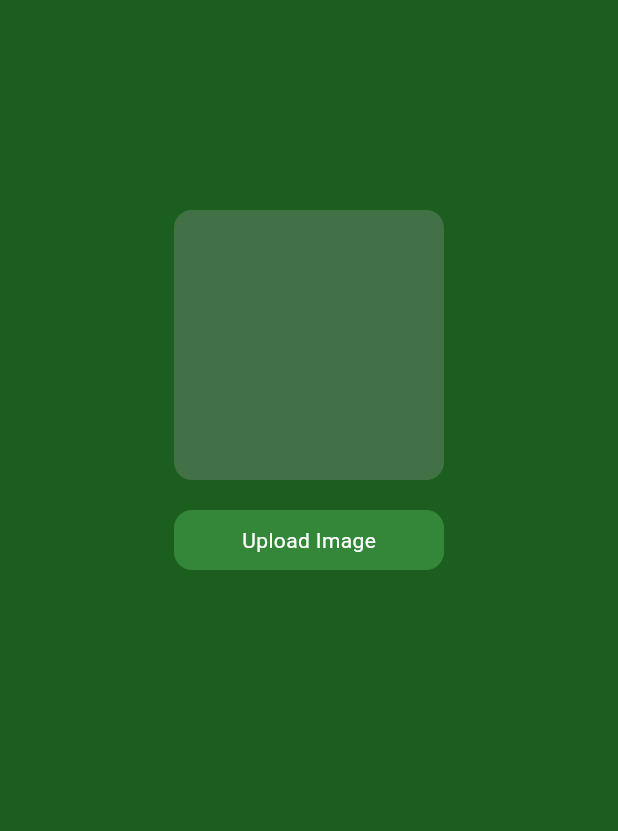
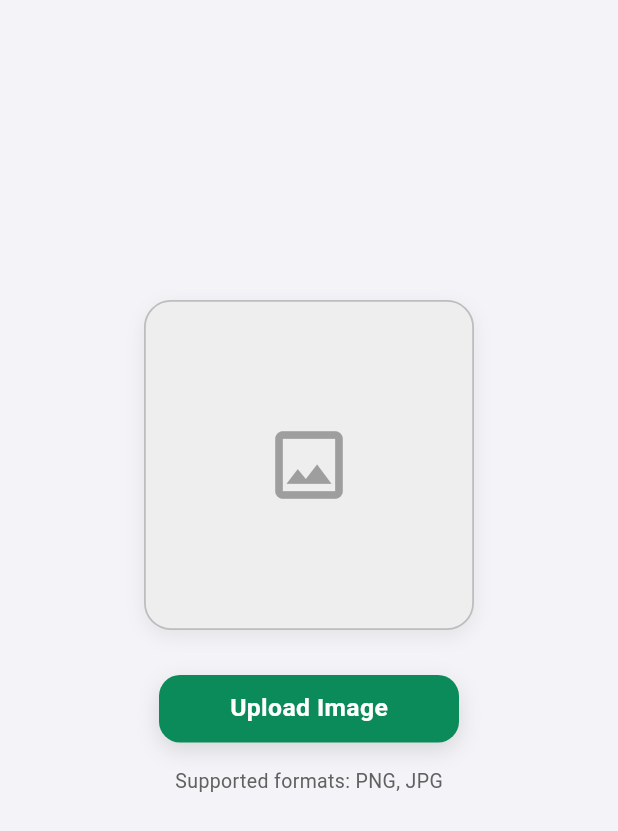
Before and after one commit to Mansourx83/mans_logic, a Flutter app: the UploadImage screen opened directly, after a tap on "Upload Image", on a phone screen of 412 x 824 dp. Shown: the top 831 px of the screen. Run offline on Flutter 3.47's test engine with Material 3 defaults, Android fonts, the phone set to English and light mode, and no system bars; our stand-ins replace file_picker, flutter_svg, image_picker, video_player; missing offline and left inert: syncfusion_flutter_pdfviewer.

Commit message:
upload image logic done

```diff
--- a/lib/screens/Attachments_Images_logic/upload_image.dart
+++ b/lib/screens/Attachments_Images_logic/upload_image.dart
@@ -10,101 +10,132 @@ class UploadImage extends StatefulWidget {
 }
 
 class _UploadImageState extends State<UploadImage> {
-
   XFile? selectedImage;
 
-  /// upload image function
-
-  Future<void> _uploadImage () async {
-    final pickedImage = await ImagePicker().pickImage(source: ImageSource.gallery);
-    setState(() {
-      selectedImage = pickedImage;
-    });
+  /// pick image from gallery
+  Future<void> _uploadImage() async {
+    final img = await ImagePicker().pickImage(source: ImageSource.gallery);
+    if (img != null) {
+      setState(() => selectedImage = img);
     }
-
+  }
 
   @override
   Widget build(BuildContext context) {
     return Scaffold(
-      backgroundColor: Colors.green.shade900,
-
+      backgroundColor: const Color(0xfff4f4f8),
 
       body: Center(
         child: Column(
           children: [
+            const SizedBox(height: 200),
 
-            SizedBox(height: 140),
-
-            /// container
-            Container(
-              width: 180,
-              height: 180,
+            // ----------------------------------------------------
+            // IMAGE BOX WITH REMOVE BUTTON
+            // ----------------------------------------------------
+            Stack(
+              alignment: Alignment.center,
+              children: [
+                AnimatedContainer(
+                  duration: const Duration(milliseconds: 300),
+                  width: 220,
+                  height: 220,
                   decoration: BoxDecoration(
-                color: Colors.grey.withOpacity(0.3),
-                borderRadius: BorderRadius.circular(12),
+                    color: Colors.grey.shade200,
+                    borderRadius: BorderRadius.circular(18),
+                    border: Border.all(color: Colors.grey.shade400, width: 1.2),
+                    boxShadow: [
+                      BoxShadow(
+                        color: Colors.black.withOpacity(0.07),
+                        blurRadius: 10,
+                        offset: const Offset(0, 4),
                       ),
-              child:
-              selectedImage == null
-              ? null
+                    ],
+                  ),
+                  child: selectedImage == null
+                      ? Center(
+                          child: Icon(
+                            Icons.image_outlined,
+                            color: Colors.grey.shade500,
+                            size: 60,
+                          ),
+                        )
                       : ClipRRect(
-                  borderRadius: BorderRadius.circular(12),
-                  child: Image.file(File(selectedImage!.path),fit: BoxFit.cover),
+                          borderRadius: BorderRadius.circular(18),
+                          child: Image.file(
+                            File(selectedImage!.path),
+                            fit: BoxFit.cover,
+                          ),
                         ),
                 ),
 
-            SizedBox(height: 20),
+                // remove image button
+                if (selectedImage != null)
+                  Positioned(
+                    top: 8,
+                    right: 8,
+                    child: GestureDetector(
+                      onTap: () {
+                        setState(() => selectedImage = null);
+                      },
+                      child: Container(
+                        width: 36,
+                        height: 36,
+                        decoration: BoxDecoration(
+                          shape: BoxShape.circle,
+                          color: Colors.black.withOpacity(0.5),
+                        ),
+                        child: const Icon(Icons.close, color: Colors.white),
+                      ),
+                    ),
+                  ),
+              ],
+            ),
 
-            /// upload button
+            const SizedBox(height: 30),
+
+            // ----------------------------------------------------
+            // MAIN UPLOAD BUTTON (modern style)
+            // ----------------------------------------------------
             GestureDetector(
               onTap: _uploadImage,
               child: Container(
-                width: 180,
-                height: 40,
+                width: 200,
+                height: 45,
                 decoration: BoxDecoration(
-                  color: Colors.green.withOpacity(0.5),
-                  borderRadius: BorderRadius.circular(12),
+                  color: const Color(0xff0b8b59),
+                  borderRadius: BorderRadius.circular(14),
+                  boxShadow: [
+                    BoxShadow(
+                      color: Colors.black.withOpacity(0.12),
+                      blurRadius: 12,
+                      offset: const Offset(0, 5),
                     ),
-                child: Center(child: Text(
-                  selectedImage == null
-                  ? "Upload Image"
-                  : "Change Image",
-                  style: TextStyle(
+                  ],
+                ),
+                child: Center(
+                  child: Text(
+                    selectedImage == null ? "Upload Image" : "Change Image",
+                    style: const TextStyle(
                       color: Colors.white,
-                ),)),
+                      fontSize: 16.5,
+                      fontWeight: FontWeight.w600,
+                    ),
+                  ),
+                ),
               ),
             ),
 
-            SizedBox(height: 20),
+            const SizedBox(height: 16),
 
-            /// remove button
-
-            if(selectedImage != null)
-            GestureDetector(
-              onTap: () {
-                setState(() {
-                  selectedImage = null;
-                });
-              },
-              child: Container(
-                width: 180,
-                height: 40,
-                decoration: BoxDecoration(
-                  color: Colors.white,
-                  borderRadius: BorderRadius.circular(12),
+            // small hint
+            Text(
+              "Supported formats: PNG, JPG",
+              style: TextStyle(color: Colors.grey.shade700, fontSize: 13),
             ),
-                child: Center(child: Text(
-                  "Remove Image",
-                  style: TextStyle(
-                    color: Colors.red,
-                  ),)),
-              ),
-            ),
-
-
           ],
         ),
       ),
-
     );
   }
 }
```
Lines whose indentation alone changed are shown as unchanged.
